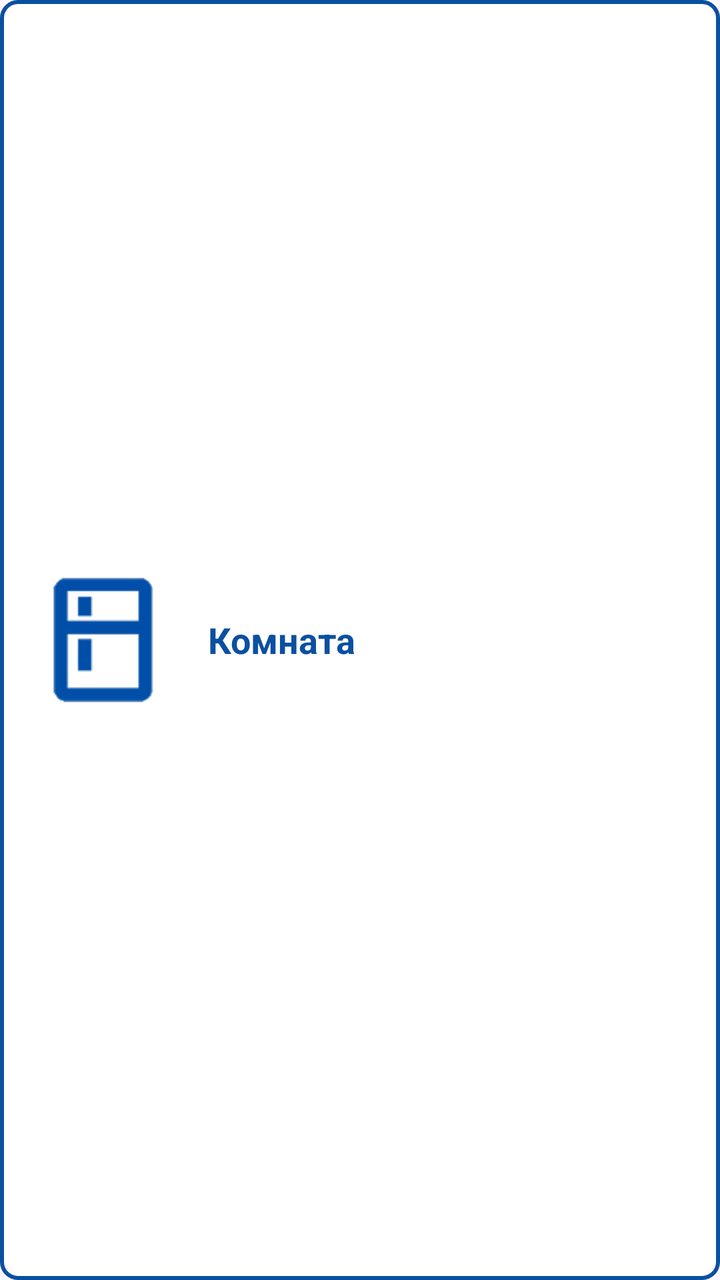
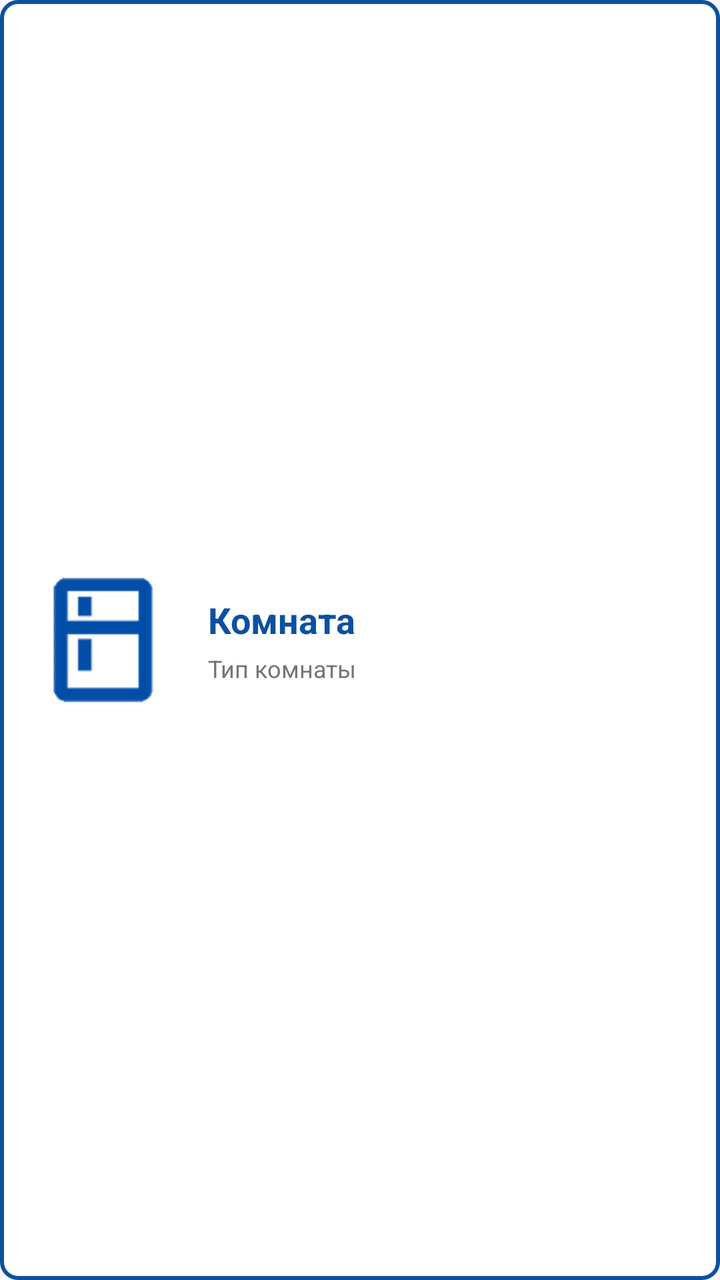

Compare the two renders of this Android layout. The source of the first and the diff that turns it into the second are given below.
<!-- AndroidManifest.xml: application theme Theme.SmartHome -->
<!-- res/layout/item_room.xml -->
<?xml version="1.0" encoding="utf-8"?>
<LinearLayout xmlns:android="http://schemas.android.com/apk/res/android"
    android:layout_width="match_parent"
    android:layout_height="wrap_content"
    android:orientation="horizontal"
    android:background="@drawable/bg_room_card"
    android:padding="16dp"
    android:layout_marginBottom="12dp"
    android:gravity="center_vertical">

    <ImageView
        android:id="@+id/roomIconImageView"
        android:layout_width="72dp"
        android:layout_height="72dp"
        android:src="@drawable/kitchen_blue1" />

    <TextView
        android:id="@+id/roomNameTextView"
        android:layout_width="wrap_content"
        android:layout_height="wrap_content"
        android:text="Комната"
        android:textColor="@color/blue_selected"
        android:textSize="18sp"
        android:textStyle="bold"
        android:layout_marginStart="16dp" />
</LinearLayout>
<!-- resources referenced by this layout -->
<resources>
  <color name="blue_selected">#0B50A0</color>
  <!-- drawable bg_room_card (drawable) -->
  <?xml version="1.0" encoding="utf-8"?>
  <shape xmlns:android="http://schemas.android.com/apk/res/android">
      <solid android:color="#FFFFFF" />
      <stroke
          android:width="2dp"
          android:color="@color/blue_selected" />
      <corners android:radius="8dp" />
  </shape>
  <!-- drawable kitchen_blue1: png bitmap (drawable, 1441 bytes) -->
  <style name="Theme.SmartHome" parent="Base.Theme.SmartHome" />
  <style name="Base.Theme.SmartHome" parent="Theme.Material3.DayNight.NoActionBar">
          
          
      </style>
</resources>

<!-- the commit's change to res/layout/item_room.xml (unified diff, before → after) -->
@@ -14,13 +14,29 @@
         android:layout_height="72dp"
         android:src="@drawable/kitchen_blue1" />
 
-    <TextView
-        android:id="@+id/roomNameTextView"
-        android:layout_width="wrap_content"
+    <LinearLayout
+        android:layout_width="0dp"
         android:layout_height="wrap_content"
-        android:text="Комната"
-        android:textColor="@color/blue_selected"
-        android:textSize="18sp"
-        android:textStyle="bold"
-        android:layout_marginStart="16dp" />
+        android:layout_weight="1"
+        android:orientation="vertical"
+        android:layout_marginStart="16dp">
+
+        <TextView
+            android:id="@+id/roomNameTextView"
+            android:layout_width="wrap_content"
+            android:layout_height="wrap_content"
+            android:text="Комната"
+            android:textColor="@color/blue_selected"
+            android:textSize="18sp"
+            android:textStyle="bold" />
+
+        <TextView
+            android:id="@+id/roomTypeTextView"
+            android:layout_width="wrap_content"
+            android:layout_height="wrap_content"
+            android:text="Тип комнаты"
+            android:textSize="12sp"
+            android:textColor="#757575"
+            android:layout_marginTop="4dp" />
+    </LinearLayout>
 </LinearLayout>
